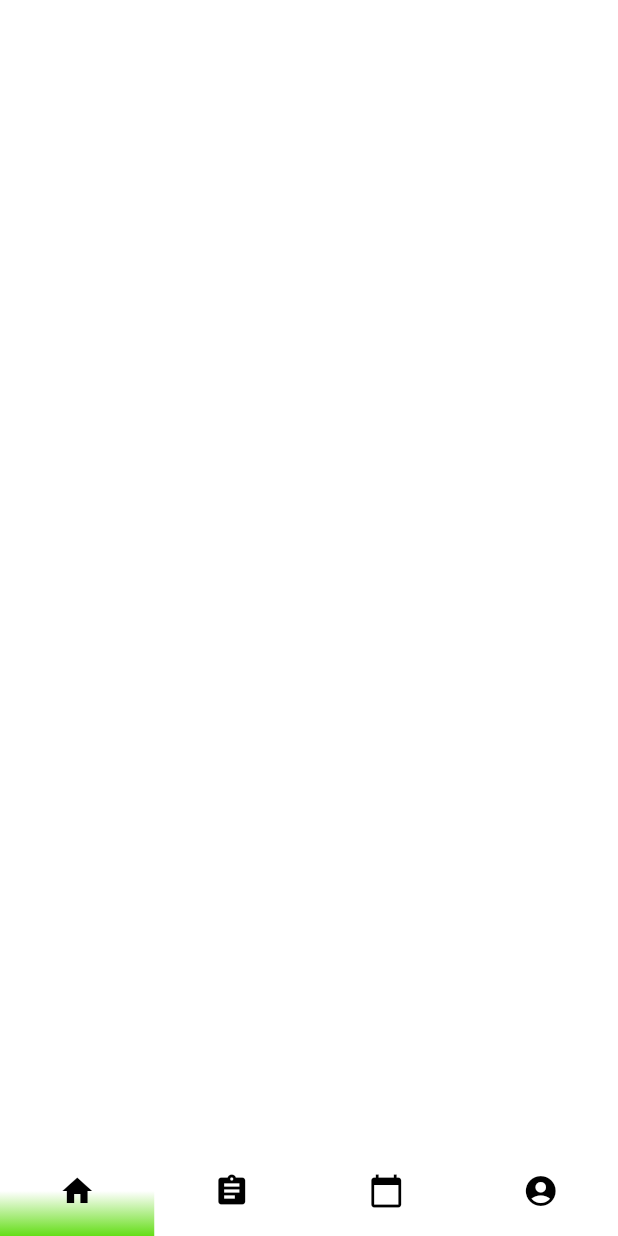
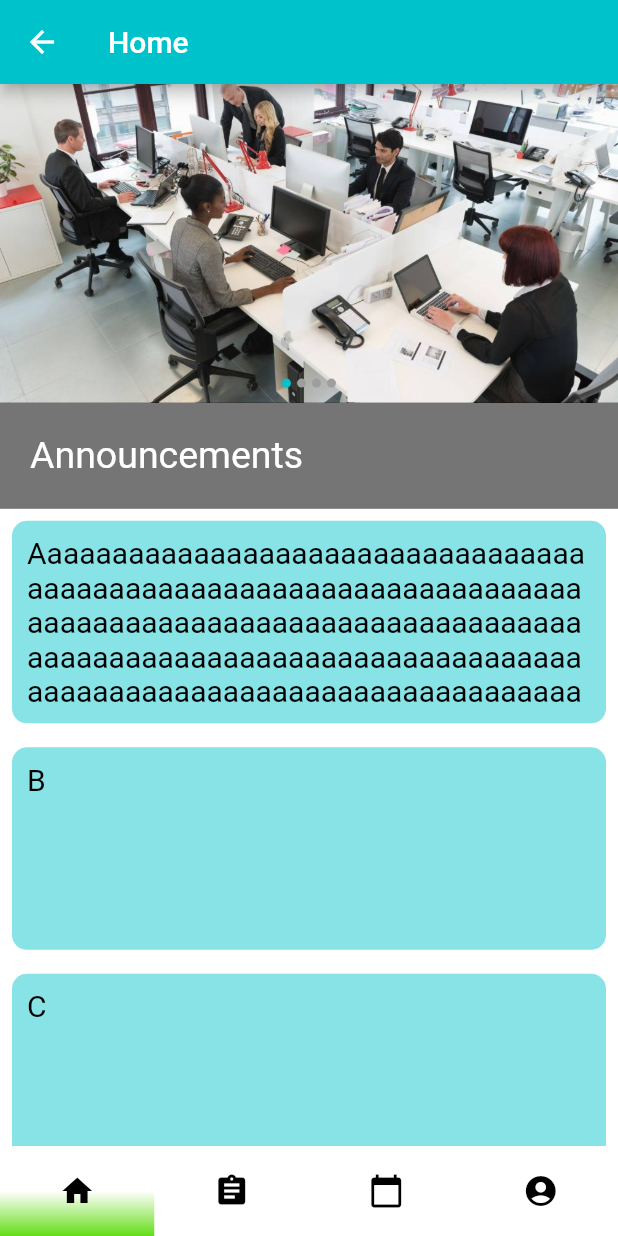
Before and after one commit to Preetam3620/Employee-Tracker-App, a Flutter app: the Home screen opened by its route, after a tap on the "home" icon, on a phone screen of 412 x 824 dp. Run offline on Flutter 3.47's test engine with Material 2 defaults, Android fonts, the phone set to English and light mode, and no system bars; drawn by our look-alikes of flutter_image_slideshow.

Commit message:
Home page 1.0

```diff
--- a/emp_tracker/lib/screens/home.dart
+++ b/emp_tracker/lib/screens/home.dart
@@ -1,9 +1,11 @@
+import 'package:flutter/animation.dart';
 import 'package:flutter/material.dart';
 import 'package:emp_tracker/modules/bottom_icons.dart';
 import 'package:emp_tracker/screens/home.dart';
 import 'package:emp_tracker/screens/tasks.dart';
 import 'package:emp_tracker/screens/profile.dart';
 import 'package:emp_tracker/screens/leaves.dart';
+import 'package:flutter_image_slideshow/flutter_image_slideshow.dart';
 
 class Home extends StatefulWidget {
   @override
@@ -16,11 +18,90 @@ class _HomeState extends State<Home> {
   bool theme4 = false;
   bool theme5 = false;
 
+  final List<String> entries = <String>['Aaaaaaaaaaaaaaaaaaaaaaaaaaaaaaaaaaaaaaaaaaaaaaaaaaaaaaaaaaaaaaaaaaaaaaaaaaaaaaaaaaaaaaaaaaaaaaaaaaaaaaaaaaaaaaaaaaaaaaaaaaaaaaaaaaaaaaaaaaaaaaaaaaaaaaaaaaaaaaaaaaaaaaaaaaaaaaaaaaaaaaaadwdwa', 'B', 'C','D','E'];
   @override
   Widget build(BuildContext context) {
     return SafeArea(
       child: Scaffold(
-        body: Text('home page/announcements'),
+        appBar: AppBar(
+          backgroundColor: Color(0xFF00C2CB),
+          title: Text('Home'),
+        ),
+        body: Container(
+          child: Column(
+            children: [
+              Expanded(
+                flex: 3,
+                child: ImageSlideshow(
+                  width: double.infinity,
+                  height: 25,
+                  initialPage: 0,
+                  indicatorColor: Color(0xFF00C2CB),
+                  indicatorBackgroundColor: Colors.grey,
+                  children: [
+                    Image.asset(
+                      'images/slideshow3.jpg',
+                      fit: BoxFit.cover,
+                    ),
+                    Image.asset(
+                      'images/slideshow2.jpg',
+                      fit: BoxFit.cover,
+                    ),
+                    Image.asset(
+                      'images/slideshow1.jpg',
+                      fit: BoxFit.cover,
+                    ),
+                    Image.asset(
+                      'images/slideshow4.jpg',
+                      fit: BoxFit.cover,
+                    ),
+                  ],
+                ),
+              ),
+              Expanded(
+                flex: 1,
+                child: Container(
+                  alignment: Alignment.centerLeft,
+                  padding: EdgeInsets.only(left: 20.0),
+                  width: double.infinity,
+                  color: Colors.black54,
+                  child: Text('Announcements',
+                  style: TextStyle(
+                    color: Colors.white,
+                    fontSize: 25.0,
+                  ),
+                  ),
+                ),
+              ),
+              Expanded(
+                flex: 6,
+                child: ListView.separated(
+                  padding: const EdgeInsets.all(8),
+                  itemCount: entries.length,
+                  itemBuilder: (BuildContext context, int index) {
+                    return Flexible(
+                      child: Container(
+                        decoration: BoxDecoration(
+                          borderRadius: BorderRadius.circular(10.0),
+                          color: Color(0x7700C2CB),
+                        ),
+                        padding: EdgeInsets.all(10),
+                        height: 135,
+                        child: Text('${entries[index]}',
+                        style: TextStyle(
+                          color: Colors.black,
+                          fontSize: 20.0
+                        ),),
+                      ),
+                    );
+                  },
+                  separatorBuilder: (BuildContext context, int index) => const Divider(),
+                ),
+              ),
+            ],
+          ),
+        ),
+        backgroundColor: Colors.white,
         bottomNavigationBar: Row(
           children: <Widget>[
             Expanded(
```
